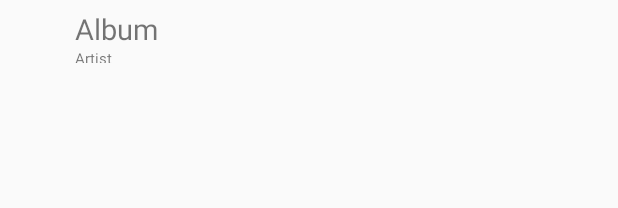
After one commit to KappaRepublic/BakaBeat, an Android app: the layout album_list_view.xml on its own in the app's theme, with its tools: preview values and no code run, on a phone screen of 412 x 824 dp. The commit adds this screen. Shown: the top 208 px of the screen. Run offline under Robolectric (Android 15) with nearby library versions, the phone set to English and light mode, and no system bars.

Commit message:
Album List Implemented

```diff
--- a/app/src/main/java/com/example/sposkittmarshall/bakabeatv01/Album.java
+++ b/app/src/main/java/com/example/sposkittmarshall/bakabeatv01/Album.java
@@ -1,11 +1,12 @@
 package com.example.sposkittmarshall.bakabeatv01;
 
+import java.io.Serializable;
 import java.util.ArrayList;
 
 /**
  * Created by sposkittmarshall on 2015/11/28.
  */
-public class Album {
+public class Album implements Serializable{
     // Array list of songs within the album
     public ArrayList<Song> songs;
 
--- a/app/src/main/java/com/example/sposkittmarshall/bakabeatv01/Artist.java
+++ b/app/src/main/java/com/example/sposkittmarshall/bakabeatv01/Artist.java
@@ -1,7 +1,9 @@
 package com.example.sposkittmarshall.bakabeatv01;
+
+import java.io.Serializable;
 
 /**
  * Created by sposkittmarshall on 2015/11/28.
  */
-public class Artist {
+public class Artist implements Serializable {
 }
--- a/app/src/main/java/com/example/sposkittmarshall/bakabeatv01/Genre.java
+++ b/app/src/main/java/com/example/sposkittmarshall/bakabeatv01/Genre.java
@@ -1,7 +1,9 @@
 package com.example.sposkittmarshall.bakabeatv01;
+
+import java.io.Serializable;
 
 /**
  * Created by sposkittmarshall on 2015/11/28.
  */
-public class Genre {
+public class Genre implements Serializable {
 }
--- /dev/null
+++ b/app/src/main/res/layout/album_list_view.xml
@@ -0,0 +1,36 @@
+<?xml version="1.0" encoding="utf-8"?>
+<RelativeLayout xmlns:android="http://schemas.android.com/apk/res/android"
+    android:layout_width="fill_parent"
+    android:layout_height="48dp"
+
+    android:padding="6dip">
+
+    <TextView
+        android:layout_width="wrap_content"
+        android:layout_height="wrap_content"
+        android:text="Album"
+        android:id="@+id/albumListNameView"
+        android:layout_marginLeft="8dp"
+        android:textSize="19dp"
+        android:layout_alignParentTop="true"
+        android:layout_toEndOf="@+id/albumListImageView" />
+
+    <TextView
+        android:layout_width="wrap_content"
+        android:layout_height="wrap_content"
+        android:text="Artist"
+        android:id="@+id/albumListArtistView"
+        android:layout_marginLeft="8dp"
+        android:textIsSelectable="false"
+        android:textSize="10dp"
+        android:layout_below="@+id/albumListNameView"
+        android:layout_toEndOf="@+id/albumListImageView" />
+
+    <com.example.sposkittmarshall.bakabeatv01.CustomViews.SquareImageView
+        android:layout_width="36dp"
+        android:layout_height="wrap_content"
+        android:id="@+id/albumListImageView"
+        android:layout_alignBottom="@+id/albumListArtistView"
+        android:layout_alignParentStart="true" />
+
+</RelativeLayout>
```
Also changed, not shown: app/src/main/java/com/example/sposkittmarshall/bakabeatv01/Activities/AlbumActivity.java (+18 -1 lines), app/src/main/java/com/example/sposkittmarshall/bakabeatv01/Activities/SongActivity.java (+7 -8 lines), app/src/main/java/com/example/sposkittmarshall/bakabeatv01/CustomArrayAdapters/AlbumArrayAdapter.java (+12 -19 lines), app/src/main/java/com/example/sposkittmarshall/bakabeatv01/Song.java (+5 -5 lines), app/src/main/java/com/example/sposkittmarshall/bakabeatv01/SongManager.java (+5 -2 lines).
